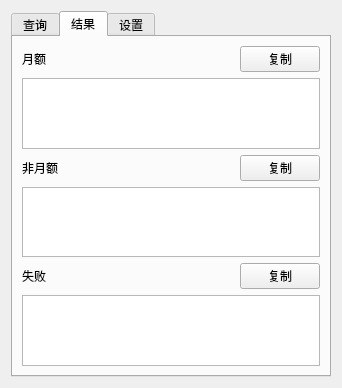
BruceKangCN/isMonthly, file widget.ui: the form before one commit.
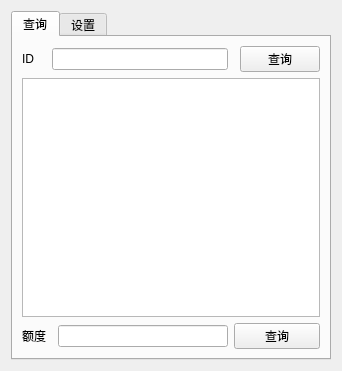
The form after the commit. The open tabs and pages were chosen to show the change.

Commit message: delete deprecated codes and UIs

What changed in the file:
```diff
--- a/widget.ui
+++ b/widget.ui
@@ -113,103 +113,6 @@
        </item>
       </layout>
      </widget>
-     <widget class="QWidget" name="tab_2">
-      <attribute name="title">
-       <string>结果</string>
-      </attribute>
-      <layout class="QGridLayout" name="gridLayout_2">
-       <item row="0" column="0">
-        <widget class="QLabel" name="label_3">
-         <property name="text">
-          <string>月额</string>
-         </property>
-        </widget>
-       </item>
-       <item row="0" column="1">
-        <spacer name="horizontalSpacer">
-         <property name="orientation">
-          <enum>Qt::Horizontal</enum>
-         </property>
-         <property name="sizeHint" stdset="0">
-          <size>
-           <width>249</width>
-           <height>20</height>
-          </size>
-         </property>
-        </spacer>
-       </item>
-       <item row="0" column="2">
-        <widget class="QPushButton" name="copyMonthly">
-         <property name="text">
-          <string>复制</string>
-         </property>
-        </widget>
-       </item>
-       <item row="1" column="0" colspan="3">
-        <widget class="QTextBrowser" name="txtMonthly"/>
-       </item>
-       <item row="2" column="0">
-        <widget class="QLabel" name="label_4">
-         <property name="text">
-          <string>非月额</string>
-         </property>
-        </widget>
-       </item>
-       <item row="2" column="1">
-        <spacer name="horizontalSpacer_2">
-         <property name="orientation">
-          <enum>Qt::Horizontal</enum>
-         </property>
-         <property name="sizeHint" stdset="0">
-          <size>
-           <width>249</width>
-           <height>20</height>
-          </size>
-         </property>
-        </spacer>
-       </item>
-       <item row="2" column="2">
-        <widget class="QPushButton" name="copyNotMonthly">
-         <property name="text">
-          <string>复制</string>
-         </property>
-        </widget>
-       </item>
-       <item row="3" column="0" colspan="3">
-        <widget class="QTextBrowser" name="txtNotMonthly"/>
-       </item>
-       <item row="4" column="0">
-        <widget class="QLabel" name="label_5">
-         <property name="text">
-          <string>失败</string>
-         </property>
-        </widget>
-       </item>
-       <item row="4" column="1">
-        <spacer name="horizontalSpacer_3">
-         <property name="orientation">
-          <enum>Qt::Horizontal</enum>
-         </property>
-         <property name="sizeHint" stdset="0">
-          <size>
-           <width>249</width>
-           <height>20</height>
-          </size>
-         </property>
-        </spacer>
-       </item>
-       <item row="4" column="2">
-        <widget class="QPushButton" name="copyFailure">
-         <property name="text">
-          <string>复制</string>
-         </property>
-        </widget>
-       </item>
-       <item row="5" column="0" colspan="3">
-        <widget class="QTextBrowser" name="txtFailure"/>
-       </item>
-      </layout>
-     </widget>
      <widget class="QWidget" name="tab_3">
       <attribute name="title">
        <string>设置</string>
```
The commit also changes 2 other files.
